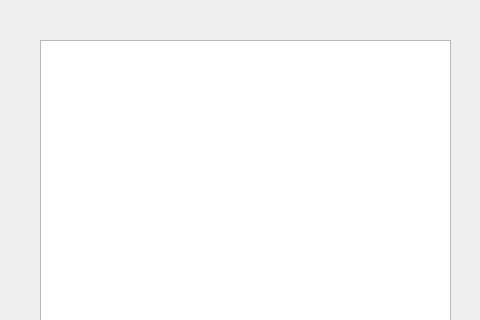
Old version of the form modbus-app/ui/DevicesConfiguration.ui in the repository matus-u/sz-modbus; both pictures show x 0 to 480 and y 0 to 320 of the 815 by 708 pixel window.
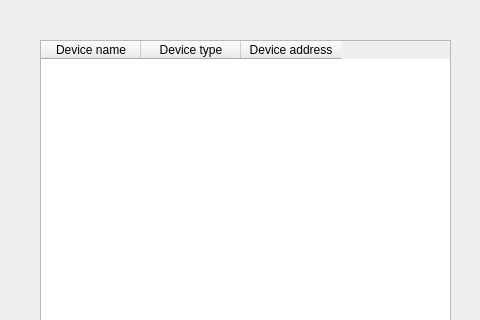
New version of the form.

Commit message: add devices to gui over desktop gui

What changed in the file:
```diff
--- a/modbus-app/ui/DevicesConfiguration.ui
+++ b/modbus-app/ui/DevicesConfiguration.ui
@@ -22,6 +22,27 @@
      <height>571</height>
     </rect>
    </property>
+   <property name="columnCount">
+    <number>3</number>
+   </property>
+   <attribute name="verticalHeaderVisible">
+    <bool>false</bool>
+   </attribute>
+   <column>
+    <property name="text">
+     <string>Device name</string>
+    </property>
+   </column>
+   <column>
+    <property name="text">
+     <string>Device type</string>
+    </property>
+   </column>
+   <column>
+    <property name="text">
+     <string>Device address</string>
+    </property>
+   </column>
   </widget>
   <widget class="QPushButton" name="backButton">
    <property name="geometry">
@@ -36,7 +57,7 @@
     <string>Back</string>
    </property>
   </widget>
-  <widget class="QWidget" name="">
+  <widget class="QWidget" name="layoutWidget">
    <property name="geometry">
     <rect>
      <x>480</x>
```
Left out of the diff: 2 changed lines with no effect on the pictures. The commit also changes 11 other files.
